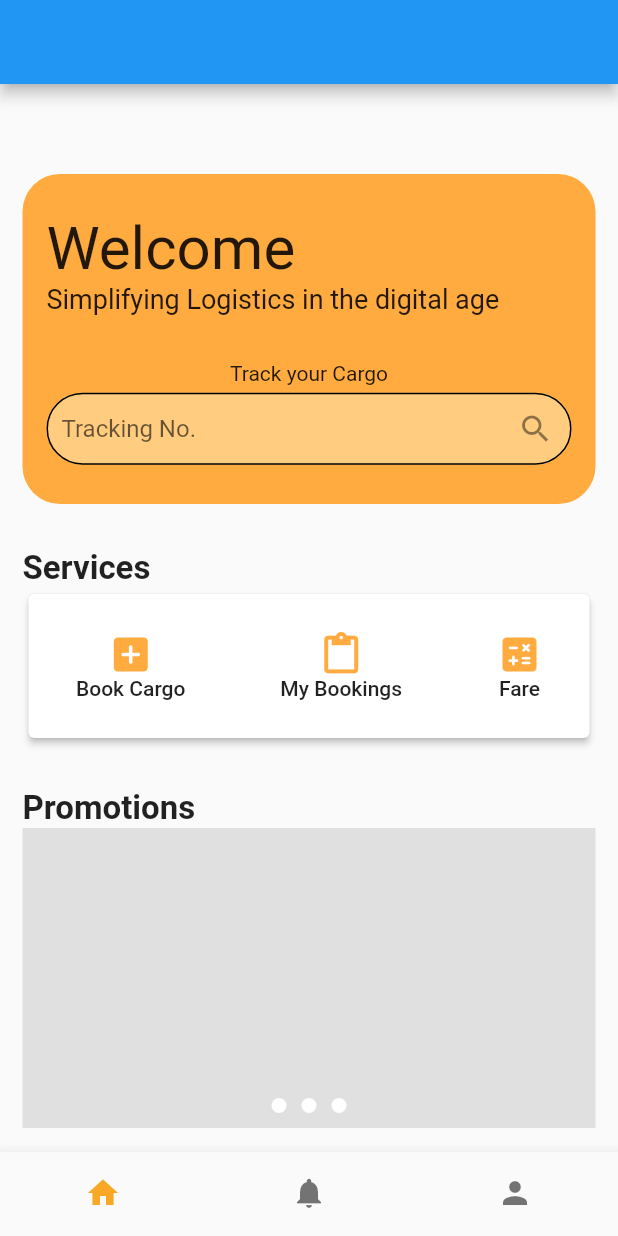
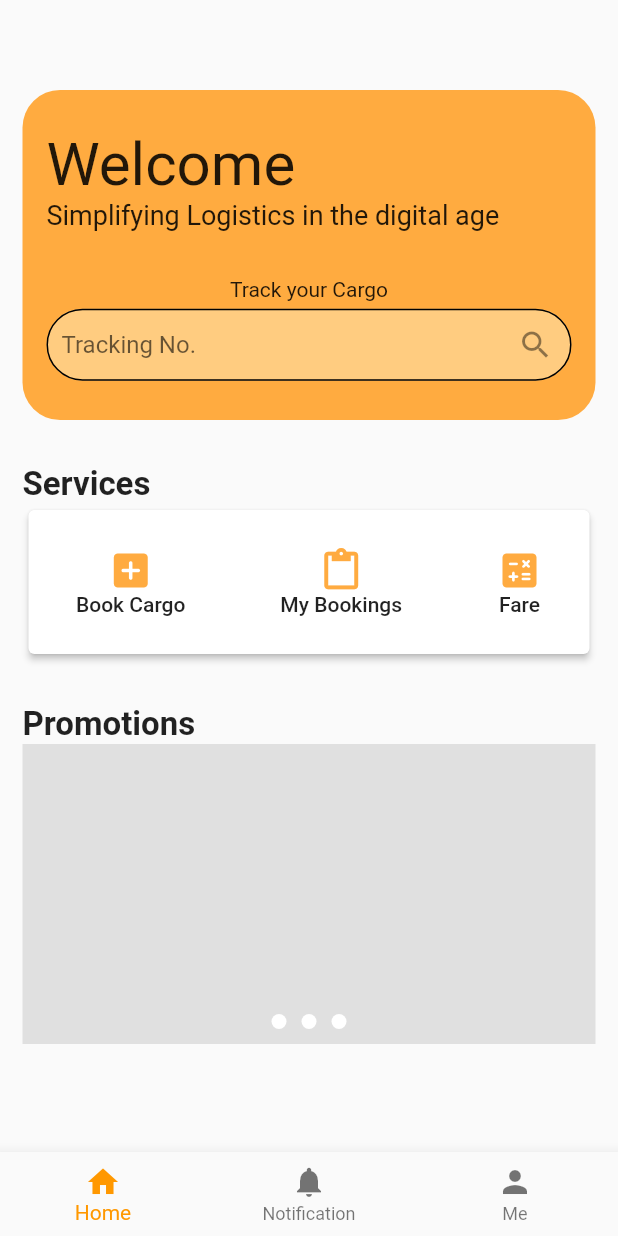
Before and after one commit to jodelmar1016/SUNDO-Freight, a Flutter app: the screen it shows after launch, on a phone screen of 412 x 824 dp. Run offline on Flutter 3.47's test engine with Material 2 defaults, Android fonts, the phone set to English and light mode, and no system bars.

Commit message:
setup bottom navigation

```diff
--- a/lib/main.dart
+++ b/lib/main.dart
@@ -12,9 +12,10 @@ class MyApp extends StatelessWidget {
   @override
   Widget build(BuildContext context) {
     return MaterialApp(
+      debugShowCheckedModeBanner: false,
       title: 'eCarga',
       theme: ThemeData(
-        primarySwatch: Colors.blue,
+        primarySwatch: Colors.orange,
       ),
       home: Wrapper(),
     );
--- a/lib/wrapper.dart
+++ b/lib/wrapper.dart
@@ -13,17 +13,15 @@ class Wrapper extends StatefulWidget {
 
 class _WrapperState extends State<Wrapper> {
   int _currentIndex = 0;
+  List<Widget> _body = [Home(), NotificationPage(), Profile()];
 
   @override
   Widget build(BuildContext context) {
     return Scaffold(
-      appBar: AppBar(),
-      body: Home(),
+      body: _body[_currentIndex],
       bottomNavigationBar: BottomNavigationBar(
-        // type: BottomNavigationBarType.fixed,
-        showSelectedLabels: false,
-        showUnselectedLabels: false,
-        selectedItemColor: Colors.yellow[800],
+        showSelectedLabels: true,
+        showUnselectedLabels: true,
         currentIndex: _currentIndex,
         onTap: (int newIndex) {
           setState(() {
```
